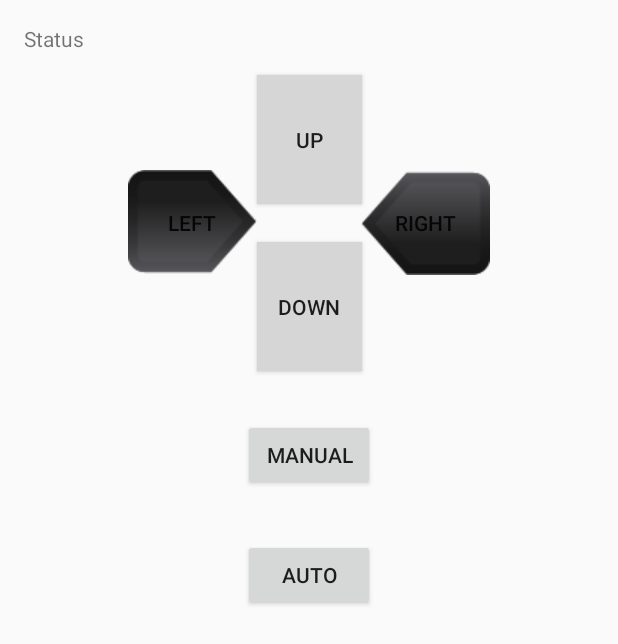
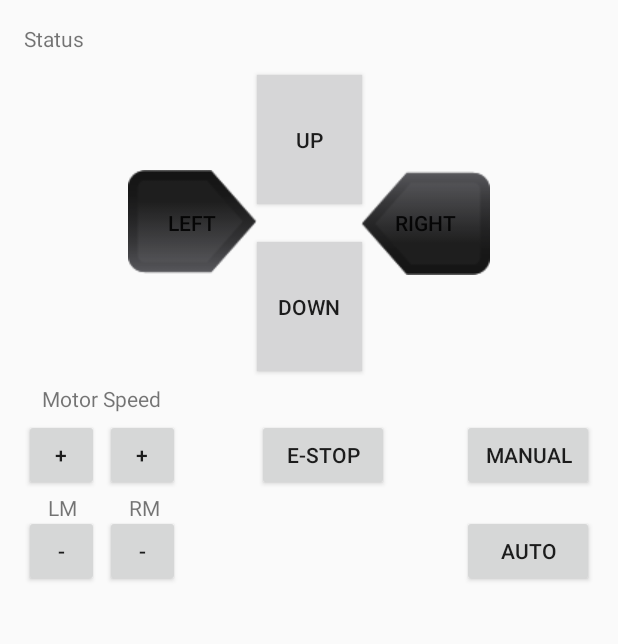
Before and after one commit to Octane70/Android_Studio, an Android app: the layout activity_dpad.xml on its own in the app's theme, with its tools: preview values and no code run, on a phone screen of 412 x 824 dp. Shown: the top 644 px of the screen. Run offline under Robolectric (Android 15) with nearby library versions, the light colour scheme and no system bars; network calls fail.

Commit message:
Bluepad: add buttons & update layout

```diff
--- a/BluePad/app/src/main/java/com/blueapp/octane/bluepad/Dpad.java
+++ b/BluePad/app/src/main/java/com/blueapp/octane/bluepad/Dpad.java
@@ -47,7 +47,11 @@ public class Dpad extends AppCompatActivity {
         final View right_dpad = findViewById(R.id.right_dpad);
         final View manual = findViewById(R.id.manual);
         final View auto = findViewById(R.id.auto);
-
+        final View e_stop = findViewById(R.id.e_stop);
+        final View left_pwm_pos = findViewById(R.id.left_pwm_pos);
+        final View left_pwm_neg = findViewById(R.id.left_pwm_neg);
+        final View right_pwm_pos = findViewById(R.id.right_pwm_pos);
+        final View right_pwm_neg = findViewById(R.id.right_pwm_neg);
 
         statusView.setText("Connecting to " + deviceName);
 
@@ -136,6 +140,71 @@ public class Dpad extends AppCompatActivity {
                 return false;
             }
         });
+
+        e_stop.setOnTouchListener(new View.OnTouchListener() {
+            @Override
+            public boolean onTouch(View v, MotionEvent event) {
+
+                if (event.getAction() == MotionEvent.ACTION_DOWN) {
+                    send(buildMessage("13", e_stop, event));
+
+                }
+                return false;
+            }
+        });
+
+        left_pwm_pos.setOnTouchListener(new View.OnTouchListener() {
+            @Override
+            public boolean onTouch(View v, MotionEvent event) {
+
+                if (event.getAction() == MotionEvent.ACTION_DOWN) {
+                    send(buildMessage("14", left_pwm_pos, event));
+
+                }
+                return false;
+            }
+        });
+
+        left_pwm_neg.setOnTouchListener(new View.OnTouchListener() {
+            @Override
+            public boolean onTouch(View v, MotionEvent event) {
+
+                if (event.getAction() == MotionEvent.ACTION_DOWN) {
+                    send(buildMessage("15", left_pwm_neg, event));
+
+                }
+                return false;
+            }
+        });
+
+
+        right_pwm_pos.setOnTouchListener(new View.OnTouchListener() {
+            @Override
+            public boolean onTouch(View v, MotionEvent event) {
+
+                if (event.getAction() == MotionEvent.ACTION_DOWN) {
+                    send(buildMessage("16", right_pwm_pos, event));
+
+                }
+                return false;
+            }
+        });
+
+
+        right_pwm_neg.setOnTouchListener(new View.OnTouchListener() {
+            @Override
+            public boolean onTouch(View v, MotionEvent event) {
+
+                if (event.getAction() == MotionEvent.ACTION_DOWN) {
+                    send(buildMessage("17", right_pwm_neg, event));
+
+                }
+                return false;
+            }
+        });
+
+
+
     }
 
     private String buildMessage(String operation, View roundButton, MotionEvent event) {
--- a/BluePad/app/src/main/res/layout/activity_dpad.xml
+++ b/BluePad/app/src/main/res/layout/activity_dpad.xml
@@ -72,19 +72,114 @@
         android:id="@+id/manual"
         android:layout_width="wrap_content"
         android:layout_height="wrap_content"
+        android:layout_marginEnd="16dp"
+        android:layout_marginRight="16dp"
+        android:layout_marginTop="32dp"
         android:text="@string/manual"
-        app:layout_constraintLeft_toLeftOf="parent"
-        app:layout_constraintRight_toRightOf="parent"
-        android:layout_marginTop="32dp"
+        app:layout_constraintEnd_toEndOf="parent"
         app:layout_constraintTop_toBottomOf="@+id/down_dpad" />
 
     <Button
         android:id="@+id/auto"
         android:layout_width="wrap_content"
         android:layout_height="wrap_content"
+        android:layout_marginEnd="16dp"
+        android:layout_marginRight="16dp"
+        android:layout_marginTop="16dp"
+        android:text="@string/auto"
+        app:layout_constraintEnd_toEndOf="parent"
+        app:layout_constraintTop_toBottomOf="@+id/manual" />
+
+    <Button
+        android:id="@+id/e_stop"
+        android:layout_width="wrap_content"
+        android:layout_height="wrap_content"
+        android:layout_marginEnd="12dp"
+        android:layout_marginRight="12dp"
+        android:layout_marginStart="14dp"
+        android:layout_marginLeft="14dp"
         android:layout_marginTop="32dp"
-        android:text="@string/auto"
-        app:layout_constraintLeft_toLeftOf="parent"
-        app:layout_constraintRight_toRightOf="parent"
-        app:layout_constraintTop_toBottomOf="@+id/manual" />
+        android:text="@string/e_stop"
+        app:layout_constraintEnd_toStartOf="@+id/manual"
+        app:layout_constraintStart_toEndOf="@+id/right_pwm_pos"
+        app:layout_constraintTop_toBottomOf="@+id/down_dpad" />
+
+    <Button
+        android:id="@+id/left_pwm_pos"
+        android:layout_width="50dp"
+        android:layout_height="wrap_content"
+        android:layout_marginStart="16dp"
+        android:layout_marginLeft="16dp"
+        android:layout_marginTop="32dp"
+        android:text="@string/left_pwm_pos"
+        app:layout_constraintStart_toStartOf="parent"
+        app:layout_constraintTop_toBottomOf="@+id/down_dpad" />
+
+    <Button
+        android:id="@+id/left_pwm_neg"
+        android:layout_width="50dp"
+        android:layout_height="wrap_content"
+        android:layout_marginStart="16dp"
+        android:layout_marginLeft="16dp"
+        android:layout_marginTop="16dp"
+        android:text="@string/left_pwm_neg"
+        app:layout_constraintStart_toStartOf="parent"
+        app:layout_constraintTop_toBottomOf="@+id/left_pwm_pos" />
+
+    <Button
+        android:id="@+id/right_pwm_pos"
+        android:layout_width="50dp"
+        android:layout_height="wrap_content"
+        android:layout_marginStart="4dp"
+        android:layout_marginLeft="16dp"
+        android:layout_marginTop="32dp"
+        android:text="@string/right_pwm_pos"
+        app:layout_constraintStart_toEndOf="@+id/left_pwm_pos"
+        app:layout_constraintTop_toBottomOf="@+id/down_dpad" />
+
+    <Button
+        android:id="@+id/right_pwm_neg"
+        android:layout_width="50dp"
+        android:layout_height="wrap_content"
+        android:layout_marginStart="4dp"
+        android:layout_marginLeft="16dp"
+        android:layout_marginTop="16dp"
+        android:text="@string/right_pwm_neg"
+        app:layout_constraintStart_toEndOf="@+id/left_pwm_neg"
+        app:layout_constraintTop_toBottomOf="@+id/right_pwm_pos" />
+
+    <TextView
+        android:id="@+id/motor_speed"
+        android:layout_width="wrap_content"
+        android:layout_height="wrap_content"
+        android:layout_marginBottom="4dp"
+        android:layout_marginStart="12dp"
+        android:layout_marginLeft="12dp"
+        android:text="Motor Speed"
+        app:layout_constraintBottom_toTopOf="@+id/left_pwm_pos"
+        app:layout_constraintStart_toStartOf="@+id/left_pwm_pos"
+        tools:ignore="HardcodedText,RtlHardcoded" />
+
+    <TextView
+        android:id="@+id/left_motor"
+        android:layout_width="wrap_content"
+        android:layout_height="wrap_content"
+        android:layout_marginStart="16dp"
+        android:layout_marginLeft="16dp"
+        android:layout_marginTop="1dp"
+        android:text="@string/left_motor"
+        app:layout_constraintStart_toStartOf="@+id/left_pwm_pos"
+        app:layout_constraintTop_toBottomOf="@+id/left_pwm_pos" />
+
+    <TextView
+        android:id="@+id/right_motor"
+        android:layout_width="wrap_content"
+        android:layout_height="wrap_content"
+        android:layout_marginStart="16dp"
+        android:layout_marginLeft="16dp"
+        android:layout_marginTop="1dp"
+        android:text="@string/right_motor"
+        app:layout_constraintStart_toStartOf="@+id/right_pwm_pos"
+        app:layout_constraintTop_toBottomOf="@+id/right_pwm_pos" />
+
 </android.support.constraint.ConstraintLayout>
--- a/BluePad/app/src/main/res/values/strings.xml
+++ b/BluePad/app/src/main/res/values/strings.xml
@@ -7,4 +7,11 @@
     <string name="right">Right</string>
     <string name="manual">Manual</string>
     <string name="auto">Auto</string>
+    <string name="e_stop">E-Stop</string>
+    <string name="right_pwm_pos">+</string>
+    <string name="right_pwm_neg">-</string>
+    <string name="left_pwm_pos">+</string>
+    <string name="left_pwm_neg">-</string>
+    <string name="left_motor">LM</string>
+    <string name="right_motor">RM</string>
 </resources>
```
